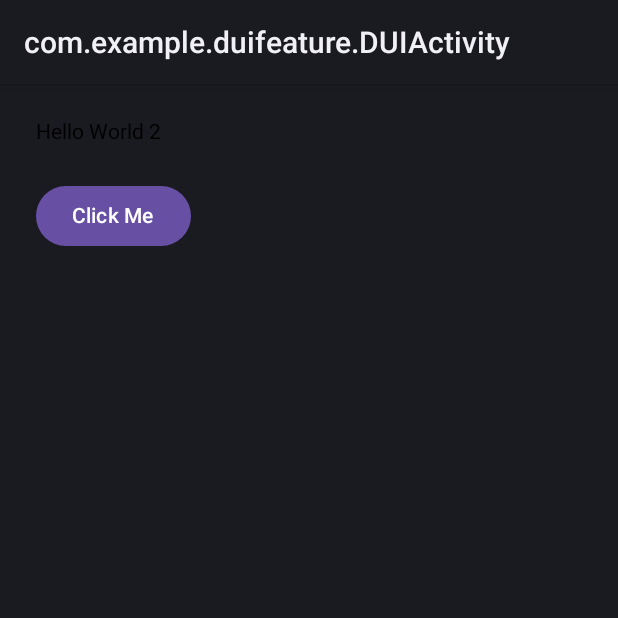
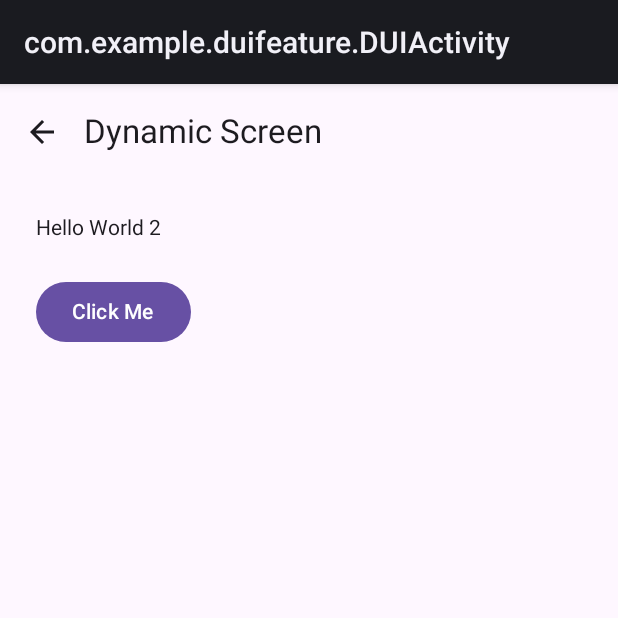
Before and after one commit to maheraja1880/dui-android, an Android app built with Jetpack Compose: the screen it shows after launch (DUIActivity), after a tap on "Click Me", on a phone screen of 412 x 824 dp, the top half of it. Run offline under Robolectric (Android 15) with nearby library versions, the phone set to English and light mode, and no system bars; our stand-ins replace Dagger/Hilt's generated code.

Commit message:
back and forth navigation

```diff
--- a/features/duifeature/src/main/java/com/sample/dynamicui/data/repository/DynamicRepositoryImpl.kt
+++ b/features/duifeature/src/main/java/com/sample/dynamicui/data/repository/DynamicRepositoryImpl.kt
@@ -64,18 +64,34 @@ class DynamicRepositoryImpl(
                     {
                       "id": "profile-component",
                       "type": "container",
-                      "properties": { "background": "white" },
+                      "properties": {
+                        "background": "white"
+                      },
                       "children": [
-                        { "id": "title", "type": "text", "properties": { "text": "Hello World 2" } },
-                        { "id": "button1", "type": "button", "properties": { "text": "Click Me" } }
-                      ],
-                      "onInteraction": [
                         {
-                          "event": "onClick",
-                          "action": [
+                          "id": "title",
+                          "type": "text",
+                          "properties": {
+                            "text": "Hello World 2"
+                          }
+                        },
+                        {
+                          "id": "button1",
+                          "type": "button",
+                          "properties": {
+                            "text": "Click Me"
+                          },
+                          "onInteraction": [
                             {
-                              "type": "navigate",
-                              "properties": { "target": "nextScreen" }
+                              "event": "onClick",
+                              "action": [
+                                {
+                                  "type": "navigate",
+                                  "properties": {
+                                    "target": "home"
+                                  }
+                                }
+                              ]
                             }
                           ]
                         }
--- a/features/duifeature/src/main/java/com/sample/dynamicui/ui/framework/DynamicUIScreen.kt
+++ b/features/duifeature/src/main/java/com/sample/dynamicui/ui/framework/DynamicUIScreen.kt
@@ -6,9 +6,17 @@ import androidx.compose.foundation.layout.Box
 import androidx.compose.foundation.layout.Column
 import androidx.compose.foundation.layout.fillMaxSize
 import androidx.compose.foundation.layout.padding
+import androidx.compose.material.icons.Icons
+import androidx.compose.material.icons.automirrored.filled.ArrowBack
+import androidx.compose.material.icons.filled.ArrowBack
 import androidx.compose.material3.Button
 import androidx.compose.material3.CircularProgressIndicator
+import androidx.compose.material3.ExperimentalMaterial3Api
+import androidx.compose.material3.Icon
+import androidx.compose.material3.IconButton
+import androidx.compose.material3.Scaffold
 import androidx.compose.material3.Text
+import androidx.compose.material3.TopAppBar
 import androidx.compose.runtime.Composable
 import androidx.compose.runtime.LaunchedEffect
 import androidx.compose.runtime.collectAsState
@@ -20,6 +28,7 @@ import androidx.navigation.NavController
 import com.sample.dynamicui.domain.model.AnySerializable
 import com.sample.dynamicui.domain.model.Component
 
+@OptIn(ExperimentalMaterial3Api::class)
 @Composable
 fun DynamicUIScreen(
     modifier: Modifier = Modifier,
@@ -41,14 +50,27 @@ fun DynamicUIScreen(
         }
     }
 
-    when (state) {
-        is DynamicUiState.Loading -> Box(Modifier.fillMaxSize()) {
-            CircularProgressIndicator(Modifier.align(Alignment.Center))
+    Scaffold(
+        topBar = {
+            if (state is DynamicUiState.Success && state.canGoBack) {
+                TopAppBar(
+                    title = { Text("Dynamic Screen") },
+                    navigationIcon = {
+                        IconButton(onClick = { vm.handleIntent(DynamicUiIntent.Back) }) {
+                            Icon(Icons.Default.ArrowBack, contentDescription = "Back")
+                        }
+                    }
+                )
+            }
         }
-        is DynamicUiState.Error -> Box(Modifier.fillMaxSize()) {
-            Text("Error: ${state.message}", Modifier.align(Alignment.Center))
+    ) { padding ->
+        Box(Modifier.fillMaxSize().padding(padding)) {
+            when (state) {
+                is DynamicUiState.Loading -> CircularProgressIndicator(Modifier.align(Alignment.Center))
+                is DynamicUiState.Error -> Text("Error: ${state.message}", Modifier.align(Alignment.Center))
+                is DynamicUiState.Success -> DynamicComponent(component = state.component, vm = vm)
+            }
         }
-        is DynamicUiState.Success -> DynamicComponent(component = state.component, vm = vm)
     }
 
     // Trigger initial load if needed
--- a/features/duifeature/src/main/java/com/sample/dynamicui/ui/framework/DynamicUiIntent.kt
+++ b/features/duifeature/src/main/java/com/sample/dynamicui/ui/framework/DynamicUiIntent.kt
@@ -4,4 +4,5 @@ sealed class DynamicUiIntent {
     data class LoadLayout(val layoutId: String) : DynamicUiIntent()
     //object Refresh : DynamicUiIntent()
     data class Interaction(val componentId: String, val event: String) : DynamicUiIntent()
+    object Back : DynamicUiIntent()
 }
--- a/features/duifeature/src/main/java/com/sample/dynamicui/ui/framework/DynamicUiState.kt
+++ b/features/duifeature/src/main/java/com/sample/dynamicui/ui/framework/DynamicUiState.kt
@@ -4,6 +4,6 @@ import com.sample.dynamicui.domain.model.Component
 
 sealed class DynamicUiState {
     object Loading : DynamicUiState()
-    data class Success(val component: Component) : DynamicUiState()
+    data class Success(val component: Component, val canGoBack: Boolean) : DynamicUiState()
     data class Error(val message: String) : DynamicUiState()
 }
--- a/features/duifeature/src/main/java/com/sample/dynamicui/ui/framework/DynamicViewModel.kt
+++ b/features/duifeature/src/main/java/com/sample/dynamicui/ui/framework/DynamicViewModel.kt
@@ -12,6 +12,7 @@ import kotlinx.coroutines.flow.MutableStateFlow
 import kotlinx.coroutines.flow.StateFlow
 import kotlinx.coroutines.flow.receiveAsFlow
 import kotlinx.coroutines.launch
+import java.util.Stack
 import javax.inject.Inject
 
 @HiltViewModel
@@ -25,22 +26,34 @@ class DynamicViewModel @Inject constructor(
     private val _effect = Channel<DynamicUiEffect>(Channel.BUFFERED)
     val effect = _effect.receiveAsFlow()
 
+    private val backStack: Stack<String> = Stack()
+
     fun handleIntent(intent: DynamicUiIntent) {
         when (intent) {
-            is DynamicUiIntent.LoadLayout -> loadLayout(intent.layoutId)
+            is DynamicUiIntent.LoadLayout -> loadLayout(intent.layoutId, push = true)
             is DynamicUiIntent.Interaction -> handleInteraction(intent.componentId, intent.event)
+            DynamicUiIntent.Back -> navigateBack()
         }
     }
 
-    private fun loadLayout(layoutId: String) {
+    private fun loadLayout(layoutId: String, push: Boolean) {
         _state.value = DynamicUiState.Loading
         viewModelScope.launch {
             try {
                 val component = repository.fetchLayout(layoutId)
-                _state.value = DynamicUiState.Success(component)
+                if (push) backStack.push(layoutId)
+                _state.value = DynamicUiState.Success(component, canGoBack = backStack.size > 1)
             } catch (e: Exception) {
                 _state.value = DynamicUiState.Error(e.message ?: "Unknown error")
             }
+        }
+    }
+
+    private fun navigateBack() {
+        if (backStack.size > 1) {
+            backStack.pop() // remove current
+            val prev = backStack.peek()
+            loadLayout(prev, push = false)
         }
     }
 
```
